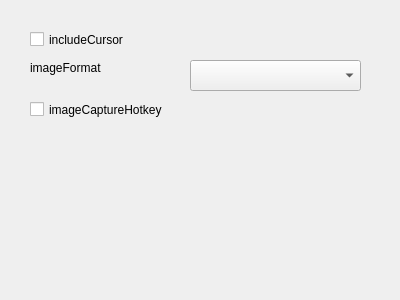
The window that Adora/Adora/Ui/Setting/ImageSettingWidget.ui (hash1018/Adora) describes before a commit, drawn with Qt 5.
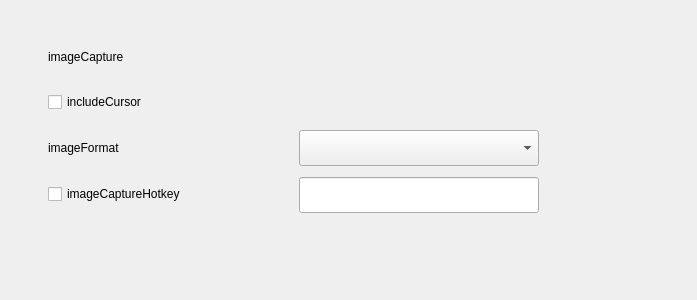
The same window after the commit.

Commit message: modified general,image,video SettingWidget layout

What changed in the file:
```diff
--- a/Adora/Adora/Ui/Setting/ImageSettingWidget.ui
+++ b/Adora/Adora/Ui/Setting/ImageSettingWidget.ui
@@ -6,7 +6,7 @@
    <rect>
     <x>0</x>
     <y>0</y>
-    <width>400</width>
+    <width>697</width>
     <height>300</height>
    </rect>
   </property>
@@ -16,12 +16,24 @@
   <widget class="QCheckBox" name="includeCursorCheckBox">
    <property name="geometry">
     <rect>
-     <x>30</x>
-     <y>30</y>
-     <width>161</width>
-     <height>19</height>
+     <x>48</x>
+     <y>84</y>
+     <width>136</width>
+     <height>36</height>
     </rect>
    </property>
+   <property name="minimumSize">
+    <size>
+     <width>136</width>
+     <height>36</height>
+    </size>
+   </property>
+   <property name="maximumSize">
+    <size>
+     <width>136</width>
+     <height>36</height>
+    </size>
+   </property>
    <property name="text">
     <string>includeCursor</string>
    </property>
@@ -29,12 +41,24 @@
   <widget class="QLabel" name="imageFormatLabel">
    <property name="geometry">
     <rect>
-     <x>30</x>
-     <y>60</y>
-     <width>101</width>
-     <height>16</height>
+     <x>48</x>
+     <y>130</y>
+     <width>136</width>
+     <height>36</height>
     </rect>
    </property>
+   <property name="minimumSize">
+    <size>
+     <width>136</width>
+     <height>36</height>
+    </size>
+   </property>
+   <property name="maximumSize">
+    <size>
+     <width>136</width>
+     <height>36</height>
+    </size>
+   </property>
    <property name="text">
     <string>imageFormat</string>
    </property>
@@ -42,26 +66,97 @@
   <widget class="QComboBox" name="imageFormatComboBox">
    <property name="geometry">
     <rect>
-     <x>190</x>
-     <y>60</y>
-     <width>171</width>
-     <height>31</height>
+     <x>299</x>
+     <y>130</y>
+     <width>240</width>
+     <height>36</height>
     </rect>
    </property>
+   <property name="minimumSize">
+    <size>
+     <width>240</width>
+     <height>36</height>
+    </size>
+   </property>
+   <property name="maximumSize">
+    <size>
+     <width>240</width>
+     <height>36</height>
+    </size>
+   </property>
   </widget>
   <widget class="QCheckBox" name="imageCaptureHotkeyCheckBox">
    <property name="geometry">
     <rect>
-     <x>30</x>
-     <y>100</y>
-     <width>171</width>
-     <height>19</height>
+     <x>48</x>
+     <y>176</y>
+     <width>136</width>
+     <height>36</height>
     </rect>
    </property>
+   <property name="minimumSize">
+    <size>
+     <width>136</width>
+     <height>36</height>
+    </size>
+   </property>
+   <property name="maximumSize">
+    <size>
+     <width>136</width>
+     <height>36</height>
+    </size>
+   </property>
    <property name="text">
     <string>imageCaptureHotkey</string>
    </property>
   </widget>
+  <widget class="QLabel" name="imageCpatureLabel">
+   <property name="geometry">
+    <rect>
+     <x>48</x>
+     <y>45</y>
+     <width>97</width>
+     <height>23</height>
+    </rect>
+   </property>
+   <property name="minimumSize">
+    <size>
+     <width>97</width>
+     <height>23</height>
+    </size>
+   </property>
+   <property name="maximumSize">
+    <size>
+     <width>97</width>
+     <height>23</height>
+    </size>
+   </property>
+   <property name="text">
+    <string>imageCapture</string>
+   </property>
+  </widget>
+  <widget class="QLineEdit" name="imageCaptureHotkeyLineEdit">
+   <property name="geometry">
+    <rect>
+     <x>299</x>
+     <y>177</y>
+     <width>240</width>
+     <height>36</height>
+    </rect>
+   </property>
+   <property name="minimumSize">
+    <size>
+     <width>240</width>
+     <height>36</height>
+    </size>
+   </property>
+   <property name="maximumSize">
+    <size>
+     <width>240</width>
+     <height>36</height>
+    </size>
+   </property>
+  </widget>
  </widget>
  <resources/>
  <connections/>
```
The commit also changes 2 other files.
